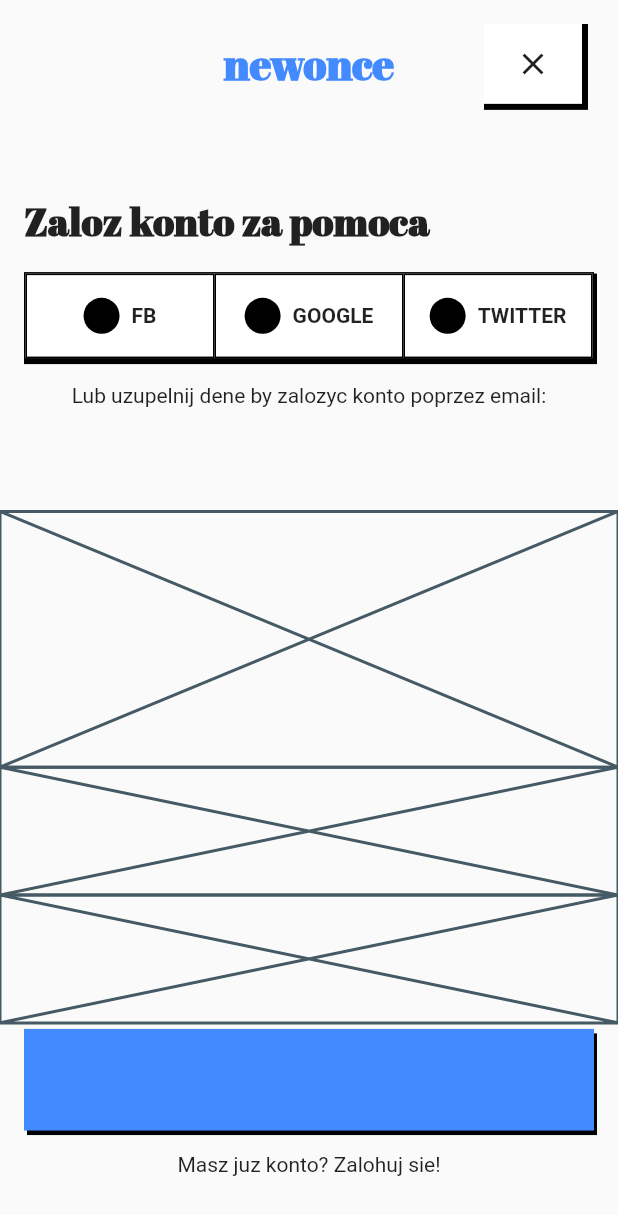
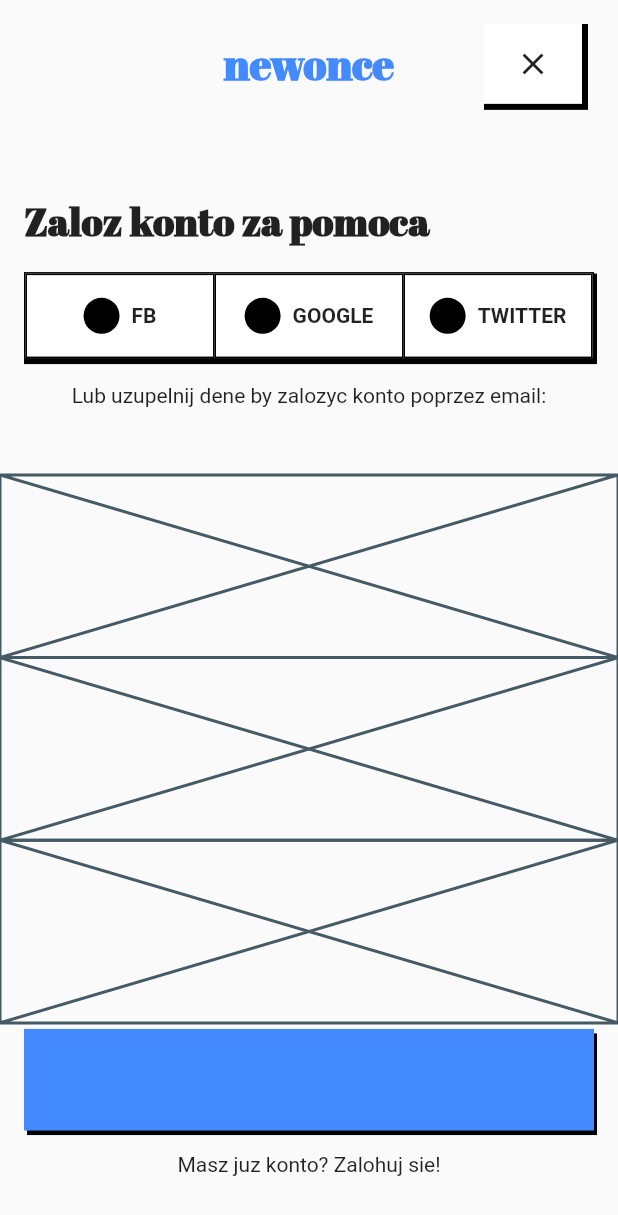
Before and after one commit to JAICHANGPARK/flutter_notebook_9th_story, a Flutter app: the screen it shows after launch, on a phone screen of 412 x 824 dp. Shown: the top 1215 px of the screen. Run offline on Flutter 3.47's test engine with Material 2 defaults, Android fonts, the phone set to English and light mode, and no system bars; our stand-ins replace badges, google_fonts.

Commit message:
Update new_once_login_page.dart

```diff
--- a/lib/ep612_newonce_app/new_once_login_page.dart
+++ b/lib/ep612_newonce_app/new_once_login_page.dart
@@ -155,9 +155,11 @@ class NewOnceLoginPage extends StatelessWidget {
                     child: Placeholder(),
                   ),
                   Expanded(
+                    flex: 2,
                     child: Placeholder(),
                   ),
                   Expanded(
+                    flex: 2,
                     child: Placeholder(),
                   )
                 ],
```
